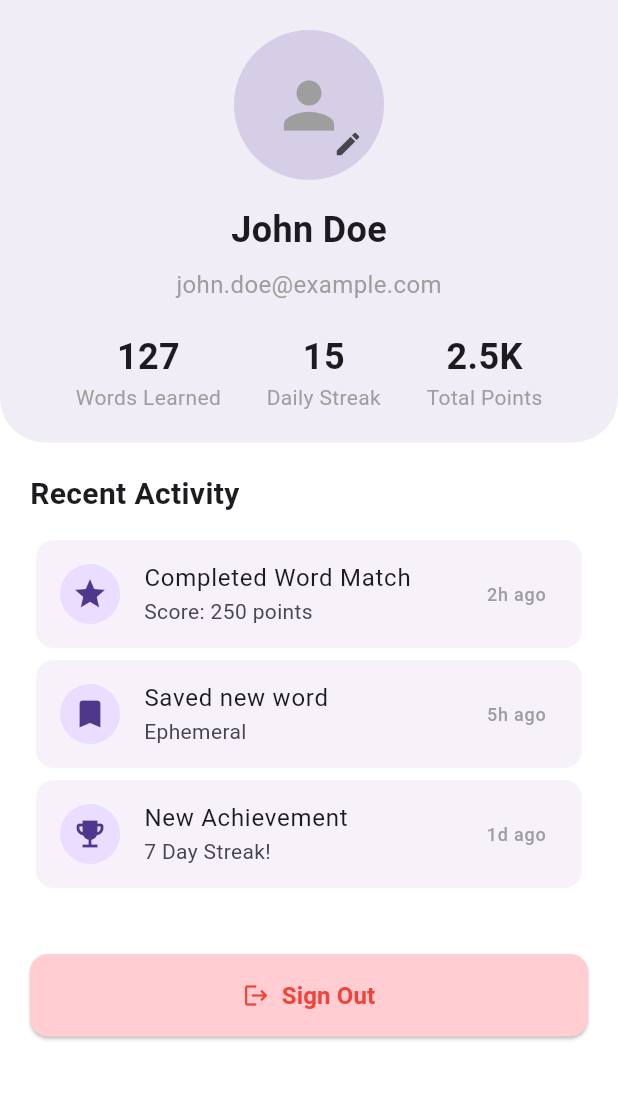
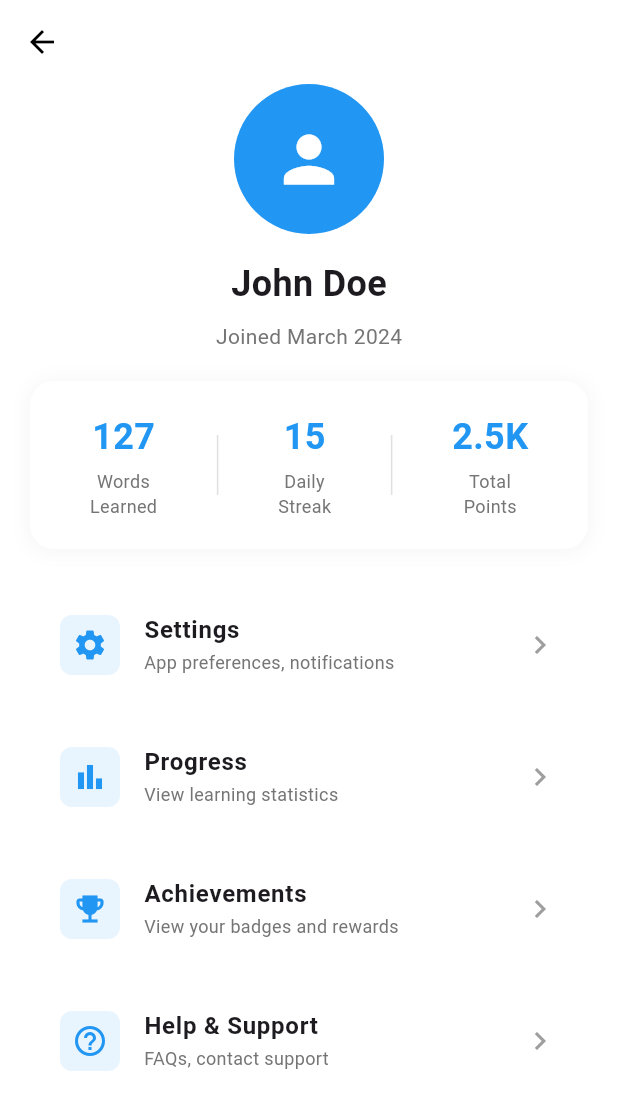
Before and after one commit to AldairAvelino/word-wise, a Flutter app: the ProfileScreen screen opened directly, on a phone screen of 412 x 824 dp. Shown: the top 1110 px of the screen. Run offline on Flutter 3.47's test engine with Material 3 defaults, Android fonts, the phone set to English and light mode, and no system bars; our stand-ins replace flutter_bloc, just_audio, shared_preferences; accounts and stored records are empty; network calls fail.

Commit message:
chore: turn profile screen more asthetic

```diff
--- a/mobile/lib/screens/profile_screen.dart
+++ b/mobile/lib/screens/profile_screen.dart
@@ -2,6 +2,7 @@ import 'package:flutter/material.dart';
 import 'package:provider/provider.dart';
 import 'package:mobile/providers/auth_provider.dart';
 import 'package:mobile/screens/auth/get_started_screen.dart';
+import 'package:mobile/screens/settings_screen.dart';
 
 class ProfileScreen extends StatelessWidget {
   const ProfileScreen({super.key});
@@ -47,45 +48,28 @@ class ProfileScreen extends StatelessWidget {
       },
     );
   }
-
   @override
   Widget build(BuildContext context) {
-    return SingleChildScrollView(
+    return Scaffold(
+      appBar: AppBar(
+        backgroundColor: Colors.transparent,
+        elevation: 0,
+        leading: IconButton(
+          icon: const Icon(Icons.arrow_back, color: Colors.black),
+          onPressed: () => Navigator.pop(context),
+        ),
+      ),
+      body: SafeArea(
+        child: SingleChildScrollView(
           child: Column(
             children: [
-          // Profile Header
-          Container(
-            padding: const EdgeInsets.all(20),
-            decoration: BoxDecoration(
-              color: Theme.of(context).primaryColor.withOpacity(0.1),
-              borderRadius: const BorderRadius.only(
-                bottomLeft: Radius.circular(30),
-                bottomRight: Radius.circular(30),
-              ),
-            ),
-            child: Column(
-              children: [
-                // Profile Picture and Edit Icon
-                Stack(
-                  alignment: Alignment.bottomRight,
-                  children: [
-                    CircleAvatar(
+              const SizedBox(height: 0),  // Removed spacing completely
+              const CircleAvatar(
                 radius: 50,
-                      backgroundColor: Theme.of(context).primaryColor.withOpacity(0.2),
-                      child: const Icon(
-                        Icons.person,
-                        size: 50,
-                        color: Colors.grey,
-                      ),
-                    ),
-                    IconButton(
-                      icon: const Icon(Icons.edit, size: 20),
-                      onPressed: () => _showEditProfileDialog(context),
-                    ),
-                  ],
+                backgroundColor: Colors.blue,
+                child: Icon(Icons.person, size: 50, color: Colors.white),
               ),
               const SizedBox(height: 16),
-                // User Name
               const Text(
                 'John Doe',
                 style: TextStyle(
@@ -94,100 +78,91 @@ class ProfileScreen extends StatelessWidget {
                 ),
               ),
               const SizedBox(height: 8),
-                // Email
-                const Text(
-                  'john.doe@example.com',
+              Text(
+                'Joined March 2024',
                 style: TextStyle(
-                    fontSize: 16,
-                    color: Colors.grey,
+                  fontSize: 14,
+                  color: Colors.grey[600],
                 ),
               ),
-                const SizedBox(height: 20),
-                // Stats Row
-                Row(
-                  mainAxisAlignment: MainAxisAlignment.spaceEvenly,
-                  children: [
-                    _buildStatItem('Words Learned', '127'),
-                    _buildStatItem('Daily Streak', '15'),
-                    _buildStatItem('Total Points', '2.5K'),
-                  ],
-                ),
-              ],
-            ),
-          ),
-          const SizedBox(height: 20),
-
-          // Recent Activity
-          Padding(
-            padding: const EdgeInsets.symmetric(horizontal: 20),
-            child: Column(
-              crossAxisAlignment: CrossAxisAlignment.start,
-              children: [
-                const Text(
-                  'Recent Activity',
-                  style: TextStyle(
-                    fontSize: 20,
-                    fontWeight: FontWeight.bold,
-                  ),
-                ),
-                const SizedBox(height: 12),
-                _buildActivityItem(
-                  icon: Icons.star,
-                  title: 'Completed Word Match',
-                  subtitle: 'Score: 250 points',
-                  time: '2h ago',
-                ),
-                _buildActivityItem(
-                  icon: Icons.bookmark,
-                  title: 'Saved new word',
-                  subtitle: 'Ephemeral',
-                  time: '5h ago',
-                ),
-                _buildActivityItem(
-                  icon: Icons.emoji_events,
-                  title: 'New Achievement',
-                  subtitle: '7 Day Streak!',
-                  time: '1d ago',
-                ),
-              ],
-            ),
-          ),
-          const SizedBox(height: 20),
-
-          // Sign Out Button
               Padding(
                 padding: const EdgeInsets.all(20),
-            child: ElevatedButton(
-              onPressed: () => _signOut(context),
-              style: ElevatedButton.styleFrom(
-                backgroundColor: Colors.red[100],
-                foregroundColor: Colors.red,
-                padding: const EdgeInsets.symmetric(vertical: 16),
-                shape: RoundedRectangleBorder(
-                  borderRadius: BorderRadius.circular(12),
-                ),
-              ),
-              child: const Row(
-                mainAxisAlignment: MainAxisAlignment.center,
+                child: Column(
                   children: [
-                  Icon(Icons.logout),
-                  SizedBox(width: 8),
-                  Text(
-                    'Sign Out',
-                    style: TextStyle(
-                      fontSize: 16,
-                      fontWeight: FontWeight.bold,
+                    _buildStatsCard(),
+                    const SizedBox(height: 20),
+                    _buildMenuSection(context),  // Pass context here
+                  ],
                 ),
               ),
             ],
           ),
         ),
       ),
+    );
+  }
+  Widget _buildMenuSection(BuildContext context) {  // Accept context parameter
+    return Column(
+      children: [
+        _buildMenuItem(
+          icon: Icons.settings,
+          title: 'Settings',
+          subtitle: 'App preferences, notifications',
+          onTap: () {
+            Navigator.push(
+              context,
+              MaterialPageRoute(builder: (context) => const SettingsScreen()),
+            );
+          },
+        ),
+        _buildMenuItem(
+          icon: Icons.bar_chart,
+          title: 'Progress',
+          subtitle: 'View learning statistics',
+          onTap: () {},
+        ),
+        _buildMenuItem(
+          icon: Icons.emoji_events,
+          title: 'Achievements',
+          subtitle: 'View your badges and rewards',
+          onTap: () {},
+        ),
+        _buildMenuItem(
+          icon: Icons.help_outline,
+          title: 'Help & Support',
+          subtitle: 'FAQs, contact support',
+          onTap: () {},
+        ),
+      ],
+    );
+  }
+  Widget _buildStatsCard() {
+    return Container(
+      padding: const EdgeInsets.all(20),
+      decoration: BoxDecoration(
+        color: Colors.white,
+        borderRadius: BorderRadius.circular(16),
+        boxShadow: [
+          BoxShadow(
+            color: Colors.grey.withOpacity(0.1),
+            spreadRadius: 1,
+            blurRadius: 10,
+            offset: const Offset(0, 1),
+          ),
+        ],
+      ),
+      child: Row(
+        mainAxisAlignment: MainAxisAlignment.spaceAround,
+        children: [
+          _buildStatItem('Words\nLearned', '127'),
+          _buildDivider(),
+          _buildStatItem('Daily\nStreak', '15'),
+          _buildDivider(),
+          _buildStatItem('Total\nPoints', '2.5K'),
         ],
       ),
     );
   }
-
   Widget _buildStatItem(String label, String value) {
     return Column(
       children: [
@@ -196,48 +171,65 @@ class ProfileScreen extends StatelessWidget {
           style: const TextStyle(
             fontSize: 24,
             fontWeight: FontWeight.bold,
+            color: Colors.blue,
           ),
         ),
+        const SizedBox(height: 4),
         Text(
           label,
-          style: const TextStyle(
-            fontSize: 14,
-            color: Colors.grey,
+          textAlign: TextAlign.center,
+          style: TextStyle(
+            fontSize: 12,
+            color: Colors.grey[600],
           ),
         ),
       ],
     );
   }
-
-  Widget _buildActivityItem({
+  Widget _buildDivider() {
+    return Container(
+      height: 40,
+      width: 1,
+      color: Colors.grey[300],
+    );
+  }
+  Widget _buildMenuItem({
     required IconData icon,
     required String title,
     required String subtitle,
-    required String time,
+    required VoidCallback onTap,
   }) {
-    return Card(
-      elevation: 0,
-      child: ListTile(
-        leading: CircleAvatar(
-          child: Icon(icon),
+    return ListTile(
+      onTap: onTap,
+      contentPadding: const EdgeInsets.symmetric(horizontal: 20, vertical: 8),
+      leading: Container(
+        padding: const EdgeInsets.all(8),
+        decoration: BoxDecoration(
+          color: Colors.blue.withOpacity(0.1),
+          borderRadius: BorderRadius.circular(8),
         ),
-        title: Text(title),
-        subtitle: Text(subtitle),
-        trailing: Text(
-          time,
+        child: Icon(icon, color: Colors.blue),
+      ),
+      title: Text(
+        title,
         style: const TextStyle(
-            color: Colors.grey,
+          fontWeight: FontWeight.bold,
+        ),
+      ),
+      subtitle: Text(
+        subtitle,
+        style: TextStyle(
+          color: Colors.grey[600],
           fontSize: 12,
         ),
       ),
-      ),
+      trailing: const Icon(Icons.chevron_right, color: Colors.grey),
     );
   }
 }
 
 class EditProfileForm extends StatelessWidget {
   const EditProfileForm({super.key});
-
   @override
   Widget build(BuildContext context) {
     return Column(
```
Also changed, not shown: mobile/lib/screens/home_screen.dart (+37 -4 lines), mobile/lib/screens/saved_words_screen.dart (added, +37 -0 lines), mobile/lib/screens/search_screen.dart (added, +58 -0 lines). Lines whose indentation alone changed are shown as unchanged.
